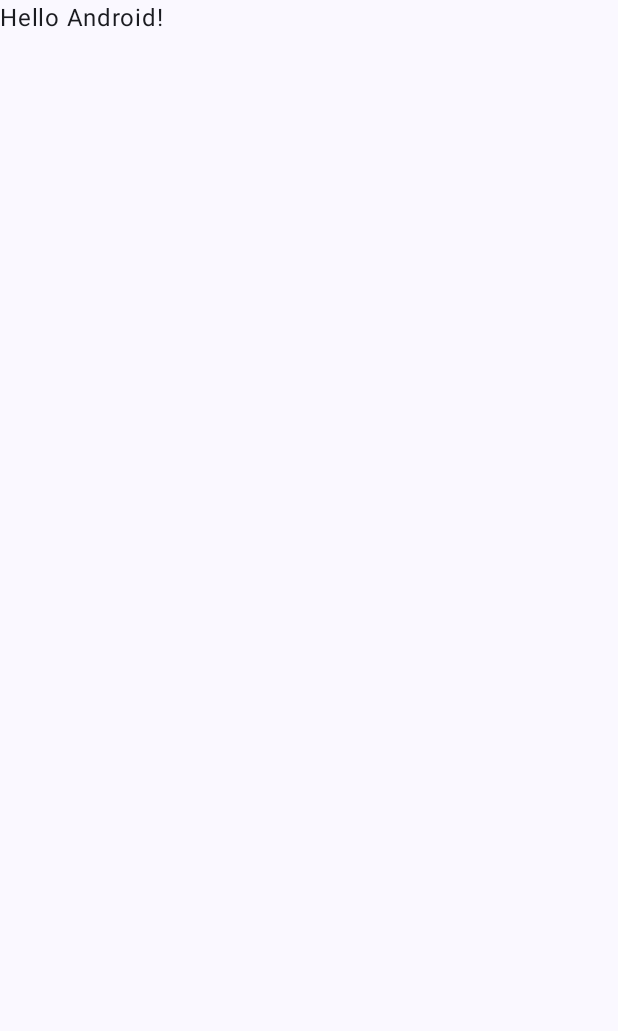
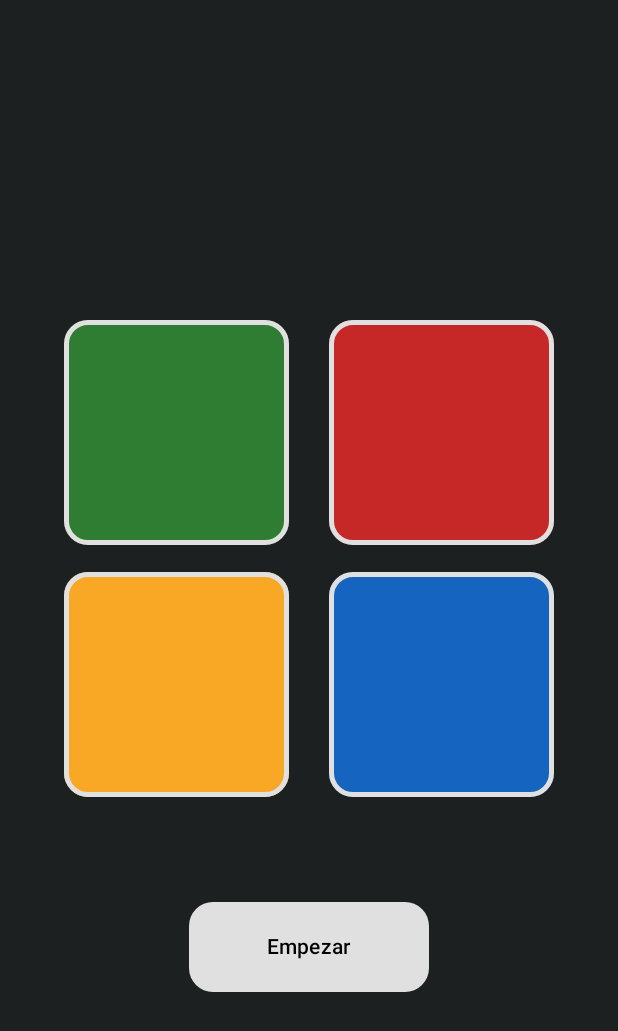
Before and after one commit to PedroPineiro/SimonDiceMVVM, an Android app built with Jetpack Compose: the screen it shows after launch (MainActivity), on a phone screen of 412 x 824 dp. Before the commit the part shown is almost empty. Shown: the top 1031 px of the screen. Run offline under Robolectric (Android 15) with nearby library versions, the phone set to English and light mode, and no system bars.

Commit message:
MainActivity actualizado

```diff
--- a/app/src/main/java/com/pedro/simondicemvvm/MainActivity.kt
+++ b/app/src/main/java/com/pedro/simondicemvvm/MainActivity.kt
@@ -19,29 +19,16 @@ class MainActivity : ComponentActivity() {
         enableEdgeToEdge()
         setContent {
             SimonDiceMVVMTheme {
-                Scaffold(modifier = Modifier.fillMaxSize()) { innerPadding ->
-                    Greeting(
-                        name = "Android",
-                        modifier = Modifier.padding(innerPadding)
-                    )
-                }
+                SimonDiceUI()
             }
         }
     }
-}
-
-@Composable
-fun Greeting(name: String, modifier: Modifier = Modifier) {
-    Text(
-        text = "Hello $name!",
-        modifier = modifier
-    )
 }
 
 @Preview(showBackground = true)
 @Composable
 fun GreetingPreview() {
     SimonDiceMVVMTheme {
-        Greeting("Android")
+        SimonDiceUI()
     }
 }
```
